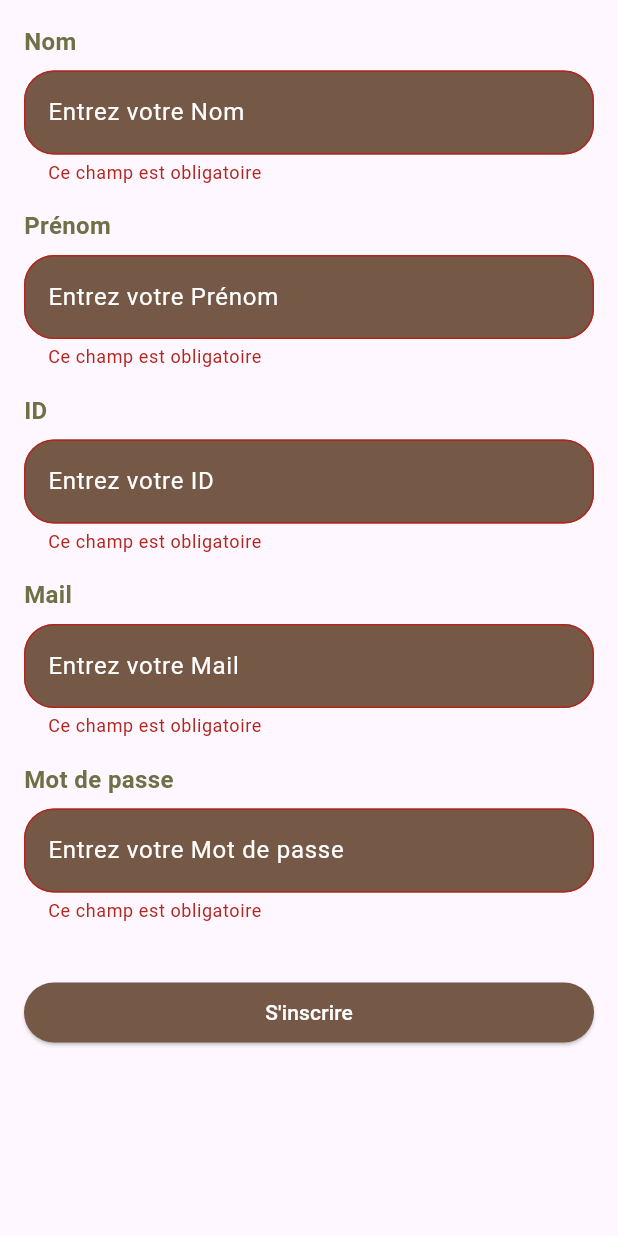
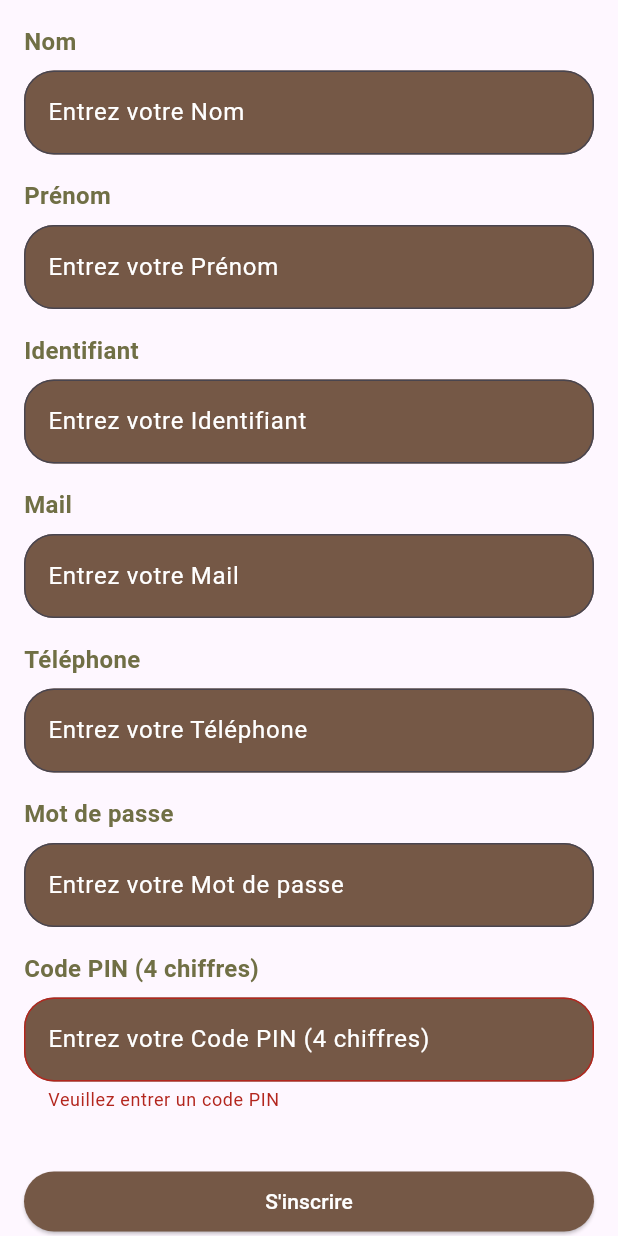
Before and after one commit to EriWay/Fluttering, a Flutter app: the SignUpForm widget shown alone on an empty page, opened directly, after a tap on an icon or button, on a phone screen of 412 x 824 dp. Run offline on Flutter 3.47's test engine with Material 3 defaults, Android fonts, the phone set to English and light mode, and no system bars; our stand-ins replace font_awesome_flutter, sqflite, table_calendar; accounts and stored records are empty; network calls fail.

Commit message:
✨modification pages d inscriptions pour plus de données

```diff
--- a/lib/BDD.dart
+++ b/lib/BDD.dart
@@ -1,5 +1,7 @@
 import 'package:sqflite/sqflite.dart';
 import 'package:path/path.dart';
+
+
 
 class BDD {
   static Future<void> initializeDatabase() async {
@@ -10,7 +12,7 @@ class BDD {
         onCreate: (Database db, int version) async {
           // Créer les tables
           await db.execute(
-              'CREATE TABLE User (num_utilisateur INTEGER PRIMARY KEY AUTOINCREMENT, nom TEXT, prenom TEXT, id INTEGER, mail TEXT, num_telephone TEXT, mdp TEXT)');
+              'CREATE TABLE User (num_utilisateur INTEGER PRIMARY KEY AUTOINCREMENT, nom TEXT, prenom TEXT, Identifiant INTEGER, mail TEXT, num_telephone TEXT, mdp TEXT, PIN INTEGER )');
           await db.execute(
               'CREATE TABLE Notes (num_utilisateur INTEGER, date TEXT PRIMARY KEY, humeur TEXT, image TEXT, vocal TEXT, texte TEXT)');
           await db.execute(
--- a/lib/inscription.dart
+++ b/lib/inscription.dart
@@ -1,12 +1,15 @@
 import 'package:flutter/material.dart';
 import 'package:sqflite/sqflite.dart';
 import 'package:path/path.dart';
+import 'accueil.dart';
+import 'BDD.dart';
 
 void main() {
-  runApp(MyApp());
+  runApp(Inscritpion());
 }
 
-class MyApp extends StatelessWidget {
+
+class Inscritpion extends StatelessWidget {
   @override
   Widget build(BuildContext context) {
     return MaterialApp(
@@ -22,15 +25,15 @@ class MyApp extends StatelessWidget {
           ),
           backgroundColor: Color(0xFF755846), // Couleur mocha (marron clair)
         ),
-        body: SingleChildScrollView( // Utiliser SingleChildScrollView pour permettre le défilement
+        body: SingleChildScrollView(
           child: Column(
             children: [
               Padding(
                 padding: EdgeInsets.all(20.0),
-                child: Image.network(
-                  'https://cdn.discordapp.com/attachments/1218184284855210064/1218185554936598568/logo2.0.png?ex=6606beb5&is=65f449b5&hm=d3345b2b8eb12e7c673755c7a434492c92e264ce514a05a5e3ac6ddc90a65963&', // Chemin d'accès à votre image
-                  height: 300, // Hauteur de l'image
-                  width: 300, // Largeur de l'image
+                child: Image.asset(
+                  'assets/img.png',
+                  height: 300,
+                  width: 300,
                 ),
               ),
               SignUpForm(),
@@ -45,6 +48,7 @@ class MyApp extends StatelessWidget {
 class SignUpForm extends StatefulWidget {
   @override
   _SignUpFormState createState() => _SignUpFormState();
+
 }
 
 class _SignUpFormState extends State<SignUpForm> {
@@ -54,9 +58,12 @@ class _SignUpFormState extends State<SignUpForm> {
   final TextEditingController _idController = TextEditingController();
   final TextEditingController _mailController = TextEditingController();
   final TextEditingController _mdpController = TextEditingController();
+  final TextEditingController _phoneController = TextEditingController();
+  final TextEditingController _pinController = TextEditingController();
 
   @override
   Widget build(BuildContext context) {
+    BDD.initializeDatabase();
     return Padding(
       padding: EdgeInsets.all(16.0),
       child: Form(
@@ -64,22 +71,62 @@ class _SignUpFormState extends State<SignUpForm> {
         child: Column(
           crossAxisAlignment: CrossAxisAlignment.stretch,
           children: [
-            _buildTextFieldWithTitle('Nom', _nomController),
-            _buildTextFieldWithTitle('Prénom', _prenomController),
-            _buildTextFieldWithTitle('ID', _idController),
-            _buildTextFieldWithTitle('Mail', _mailController),
-            _buildTextFieldWithTitle('Mot de passe', _mdpController, obscureText: true),
+            _buildTextFieldWithTitle(
+              'Nom',
+              _nomController,
+              keyboardType: TextInputType.text
+            ),
+
+            _buildTextFieldWithTitle(
+              'Prénom',
+              _prenomController,
+              keyboardType: TextInputType.text
+            ),
+
+            _buildTextFieldWithTitle(
+              'Identifiant',
+              _idController,
+              keyboardType: TextInputType.text
+            ),
+
+            _buildTextFieldWithTitle(
+              'Mail',
+              _mailController,
+              keyboardType: TextInputType.emailAddress,
+            ),
+
+            _buildTextFieldWithTitle(
+                'Téléphone',
+              _phoneController,
+              keyboardType: TextInputType.text
+            ),
+
+            _buildTextFieldWithTitle(
+                'Mot de passe',
+                _mdpController,
+                obscureText: true,
+                keyboardType: TextInputType.text,
+            ),
+            _buildTextFieldWithTitle( // Champ pour le PIN
+              'Code PIN (4 chiffres)',
+              _pinController,
+              obscureText: true,
+              validator: _validatePIN,
+              keyboardType: TextInputType.number,
+            ),
+
             SizedBox(height: 20),
             ElevatedButton(
               onPressed: () {
                 if (_formKey.currentState?.validate() ?? false) {
-                  _saveUser();
+                  _saveUser(context);
                 }
               },
-              child: Text('S\'inscrire', style: TextStyle(color: Colors.white)), // Texte en blanc
+              child: Text('S\'inscrire', style: TextStyle(color: Colors.white)),
               style: ElevatedButton.styleFrom(
-                backgroundColor: Color(0xFF755846), // Couleur mocha (marron clair)
-                shape: RoundedRectangleBorder(borderRadius: BorderRadius.circular(20.0)),
+                backgroundColor: Color(0xFF755846),
+                shape: RoundedRectangleBorder(
+                    borderRadius: BorderRadius.circular(20.0)),
               ),
             ),
           ],
@@ -88,29 +135,109 @@ class _SignUpFormState extends State<SignUpForm> {
     );
   }
 
-  Widget _buildTextFieldWithTitle(String title, TextEditingController controller, {bool obscureText = false}) {
+  String? _validatePIN(String? value) {
+    if (value == null || value.isEmpty) {
+      return 'Veuillez entrer un code PIN';
+    }
+    if (value.length != 3 || !RegExp(r'^[0-9]{4}$').hasMatch(value)) {
+      return 'Le code PIN doit être composé de 4 chiffres';
+    }
+    return null;
+  }
+
+  String? _validatePhoneNumber(String? value) {
+    if (value == null || value.isEmpty) {
+      return null;
+    }
+    final RegExp phoneExp = RegExp(r'^[0-9]{10}$');
+    if (!phoneExp.hasMatch(value)) {
+      return 'Veuillez entrer un numéro de téléphone valide';
+    }
+    return null;
+  }
+
+  String? _validateEmail(String? value) {
+    if (value == null || value.isEmpty) {
+      return 'Veuillez entrer une adresse e-mail';
+    }
+    final RegExp emailExp = RegExp(r'^[\w-\.]+@([\w-]+\.)+[\w-]{2,4}$');
+    if (!emailExp.hasMatch(value)) {
+      return 'Veuillez entrer une adresse e-mail valide';
+    }
+    return null;
+  }
+
+  Future<void> _saveUser(BuildContext context) async {
+    String nom = _nomController.text;
+    String prenom = _prenomController.text;
+    String id = _idController.text;
+    String mail = _mailController.text;
+    String mdp = _mdpController.text;
+    String phone = _phoneController.text;
+
+    if (_validateEmail(mail) != null) {
+      ScaffoldMessenger.of(context).showSnackBar(SnackBar(
+        content: Text('Veuillez entrer une adresse e-mail valide'),
+        backgroundColor: Colors.red,
+      ));
+      return;
+    }
+
+    if (_validatePhoneNumber(phone) != null) {
+      ScaffoldMessenger.of(context).showSnackBar(SnackBar(
+        content: Text('Veuillez entrer un numéro de téléphone valide'),
+        backgroundColor: Colors.red,
+      ));
+      return;
+    }
+
+    await addUserToDatabase(nom, prenom, id, mail, mdp, phone);
+
+    showDialog(
+      context: context,
+      builder: (BuildContext context) {
+        return AlertDialog(
+          title: Text('Inscription réussie'),
+          content: Text('Vous êtes bien inscrit !'),
+          actions: [
+            TextButton(
+              onPressed: () {
+                Navigator.of(context).pop(); // Ferme le pop-up
+                Navigator.pushReplacement(
+                  context,
+                  MaterialPageRoute(builder: (BuildContext context) => AccueilPage()), // Remplace la page actuelle par une autre page
+                );
+              },
+              child: Text('OK'),
+            ),
+          ],
+        );
+      },
+    );
+  }
+
+  Widget _buildTextFieldWithTitle(String title,
+      TextEditingController controller,
+      {bool obscureText = false, String? Function(String?)? validator, required TextInputType keyboardType}) {
     return Column(
       crossAxisAlignment: CrossAxisAlignment.start,
       children: [
         Text(
           title,
-          style: TextStyle(fontSize: 16, fontWeight: FontWeight.bold, color: Color(0xFF706F45)), // Texte en blanc
+          style: TextStyle(fontSize: 16,
+              fontWeight: FontWeight.bold,
+              color: Color(0xFF706F45)),
         ),
         SizedBox(height: 8),
         TextFormField(
           controller: controller,
           obscureText: obscureText,
-          validator: (value) {
-            if (value?.isEmpty ?? true) {
-              return 'Ce champ est obligatoire';
-            }
-            return null;
-          },
+          validator: validator,
           decoration: InputDecoration(
             filled: true,
             fillColor: Color(0xFF755846),
             hintText: 'Entrez votre $title',
-            hintStyle: TextStyle(color: Colors.white), // Texte en blanc
+            hintStyle: TextStyle(color: Colors.white),
             border: OutlineInputBorder(
               borderRadius: BorderRadius.circular(20.0),
             ),
@@ -121,40 +248,25 @@ class _SignUpFormState extends State<SignUpForm> {
     );
   }
 
-  void _saveUser() {
-    String nom = _nomController.text;
-    String prenom = _prenomController.text;
-    String id = _idController.text;
-    String mail = _mailController.text;
-    String mdp = _mdpController.text;
-
-    // Appel de la fonction pour ajouter l'utilisateur à la base de données
-    addUserToDatabase(nom, prenom, id, mail, mdp);
-
-    // Sauvegarde des informations dans la base de données
-    print('Nom: $nom, Prénom: $prenom, ID: $id, Mail: $mail, Mot de passe: $mdp');
-  }
-
-  Future<void> addUserToDatabase(String nom, String prenom, String id, String mail, String mdp) async {
-    // Ouvrir la base de données
+  Future<void> addUserToDatabase(String nom, String prenom, String id,
+      String mail, String mdp, String phone) async {
     final Future<Database> database = openDatabase(
-      // Chemin de la base de données
       join(await getDatabasesPath(), 'my_database.db'),
       version: 1,
     );
 
-    // Attendre l'ouverture de la base de données
     final Database db = await database;
 
-    // Insérer l'utilisateur dans la table
     await db.insert(
       'User',
       {
         'nom': nom,
         'prenom': prenom,
-        'id': id,
+        'Identifiant': id, // Correction du nom de la clé
         'mail': mail,
+        'num_telephone': phone, // Correction du nom de la clé
         'mdp': mdp,
+        'pin': _pinController.text, // Enregistrement du PIN dans la base de données
       },
       conflictAlgorithm: ConflictAlgorithm.ignore,
     );
--- a/pubspec.yaml
+++ b/pubspec.yaml
@@ -19,8 +19,8 @@ dev_dependencies:
 
 flutter:
   uses-material-design: true
-  # assets:
-  #  - images/a_dot_burr.jpeg
+  assets:
+    - assets/
   #  - images/a_dot_ham.jpeg
   # fonts:
   #   - family: Schyler
```
